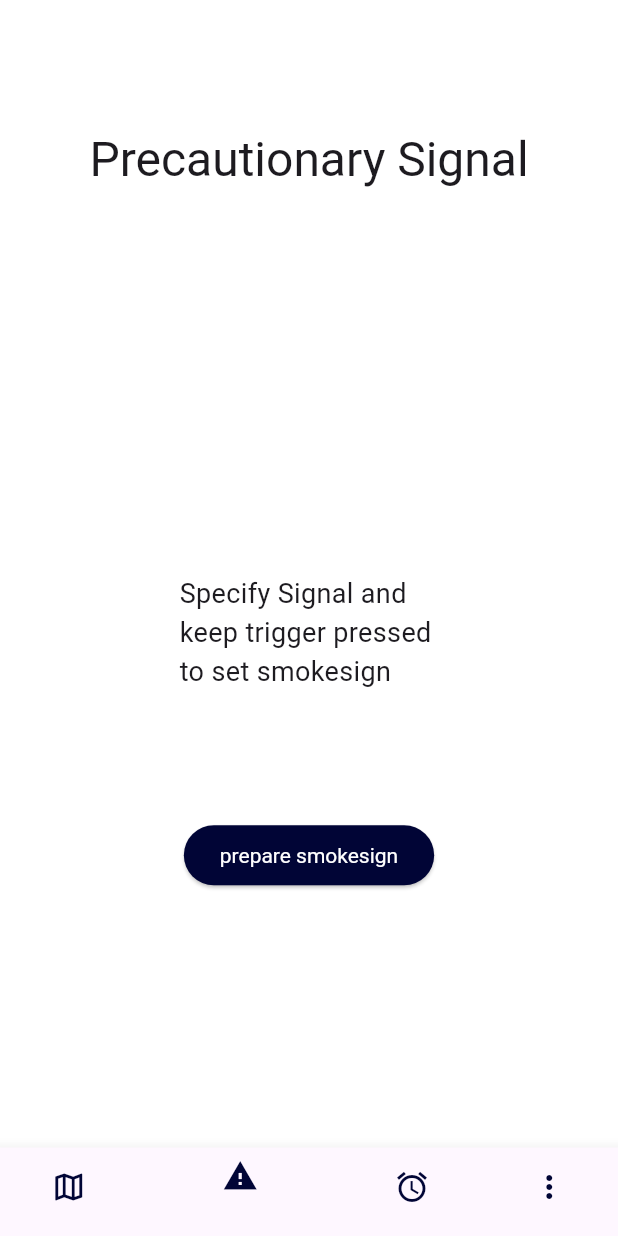
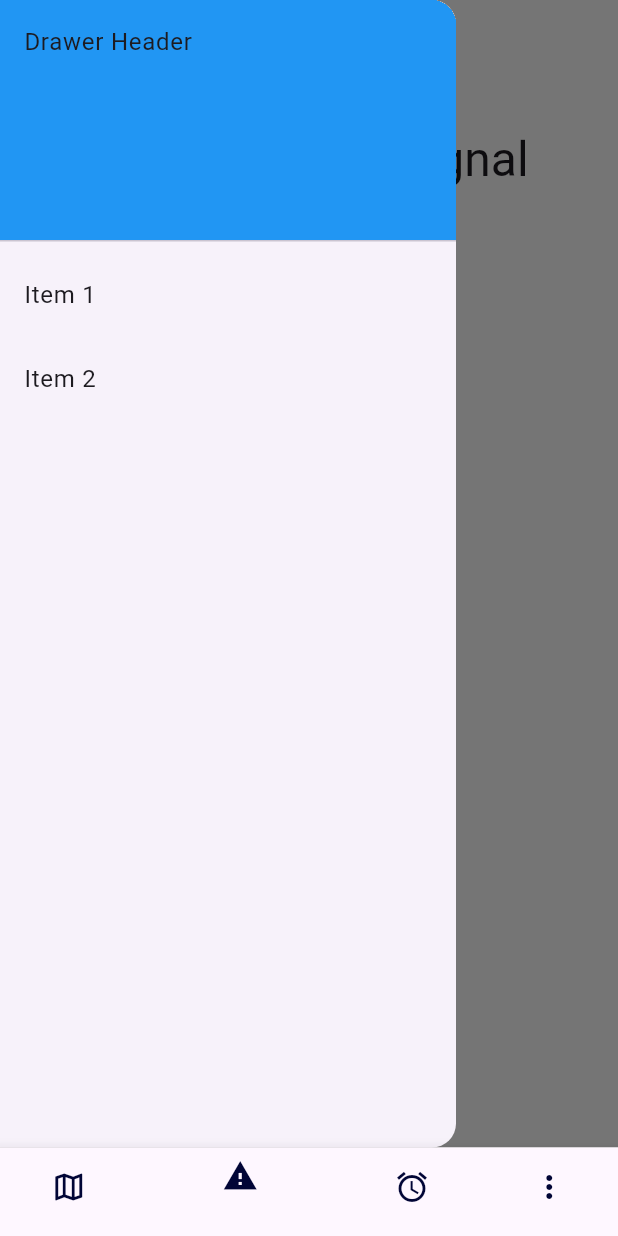
Before and after one commit to RaphaelBirkl1991/ForHelpersApp, a Flutter app: the screen it shows after launch, item 2 of the bottom bar chosen, after a tap on "prepare smokesign", on a phone screen of 412 x 824 dp. Run offline on Flutter 3.47's test engine with Material 3 defaults, Android fonts, the phone set to English and light mode, and no system bars.

Commit message:
drawer functionalty added

```diff
--- a/lib/application/services/provide_documentation_column.dart
+++ b/lib/application/services/provide_documentation_column.dart
@@ -6,7 +6,9 @@ class DocumentationColumn extends StatelessWidget {
 
   @override
   Widget build(BuildContext context) {
-    return Column(
+    return Padding(
+      padding: const EdgeInsets.all(16.0),
+      child: Column(
         crossAxisAlignment: CrossAxisAlignment.start,
         children: [
           const Spacer(),
@@ -21,6 +23,7 @@ class DocumentationColumn extends StatelessWidget {
           const ProvideLoremIpsum(),
           const Spacer(),
         ],
+      ),
     );
   }
 }
--- a/lib/application/services/provide_settings_column.dart
+++ b/lib/application/services/provide_settings_column.dart
@@ -12,7 +12,9 @@ class _SettingsColumnState extends State<SettingsColumn> {
 
   @override
   Widget build(BuildContext context) {
-    return Column(
+    return Padding(
+      padding: const EdgeInsets.all(16.0),
+      child: Column(
         crossAxisAlignment: CrossAxisAlignment.start,
         children: [
           const Spacer(),
@@ -101,12 +103,14 @@ class _SettingsColumnState extends State<SettingsColumn> {
                 style: ElevatedButton.styleFrom(
                   backgroundColor: Color(int.parse("0xFF010536")),
                 ),
-              child: const Text('save', style: TextStyle(color: Colors.white)),
+                child:
+                    const Text('save', style: TextStyle(color: Colors.white)),
               ),
             ],
           ),
           const Spacer(),
         ],
+      ),
     );
   }
 }
--- a/lib/presentation/smoke_screen.dart
+++ b/lib/presentation/smoke_screen.dart
@@ -8,9 +8,39 @@ class SmokeSignalScreen extends StatefulWidget {
 }
 
 class _SmokeSignalScreenState extends State<SmokeSignalScreen> {
+  final GlobalKey<ScaffoldState> _scaffoldKey = GlobalKey<ScaffoldState>();
   @override
   Widget build(BuildContext context) {
-    return Column(
+    return Scaffold(
+      key: _scaffoldKey,
+      drawer: Drawer(
+        child: ListView(
+          padding: EdgeInsets.zero,
+          children: [
+            const DrawerHeader(
+              decoration: BoxDecoration(
+                color: Colors.blue,
+              ),
+              child: Text('Drawer Header'),
+            ),
+            ListTile(
+              title: const Text('Item 1'),
+              onTap: () {
+                // Update the state of the app.
+                // ...
+              },
+            ),
+            ListTile(
+              title: const Text('Item 2'),
+              onTap: () {
+                // Update the state of the app.
+                // ...
+              },
+            ),
+          ],
+        ),
+      ),
+      body: Column(
         crossAxisAlignment: CrossAxisAlignment.center,
         children: [
           const Spacer(),
@@ -28,7 +58,10 @@ class _SmokeSignalScreenState extends State<SmokeSignalScreen> {
           const Spacer(),
           Center(
             child: ElevatedButton(
-              onPressed: () {},
+                onPressed: () {
+                  _scaffoldKey.currentState?.openDrawer();
+                  // Scaffold.of(context).openDrawer();
+                },
                 child: const Text(
                   "prepare smokesign",
                   style: TextStyle(color: Colors.white),
@@ -37,6 +70,7 @@ class _SmokeSignalScreenState extends State<SmokeSignalScreen> {
           const Spacer(),
           const Spacer(),
         ],
+      ),
     );
   }
 }
```
Lines whose indentation alone changed are shown as unchanged.
